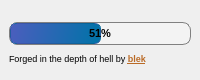
First picture: the form in src/fakeloader.ui, repository b1ek/CuteSchedule, before the edit.
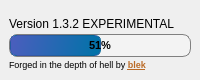
Second picture: the form after the edit.

Commit message: design remake 2/4

What changed in the file:
```diff
--- a/src/fakeloader.ui
+++ b/src/fakeloader.ui
@@ -57,6 +57,13 @@
     <property name="topMargin">
      <number>16</number>
     </property>
+    <item>
+     <widget class="QLabel" name="label">
+      <property name="text">
+       <string>Version 1.3.2 EXPERIMENTAL</string>
+      </property>
+     </widget>
+    </item>
     <item>
      <widget class="QProgressBar" name="progressBar">
       <property name="maximumSize">
```
The commit also changes 5 other files.
